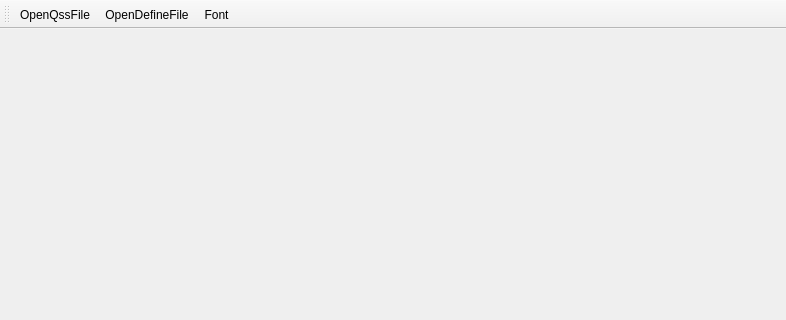
The window that src/mainwindow.ui (chenghongfeng/QssCreator) describes before a commit, drawn with Qt 5; both pictures show x 0 to 786 and y 0 to 320 of the 786 by 645 pixel window.
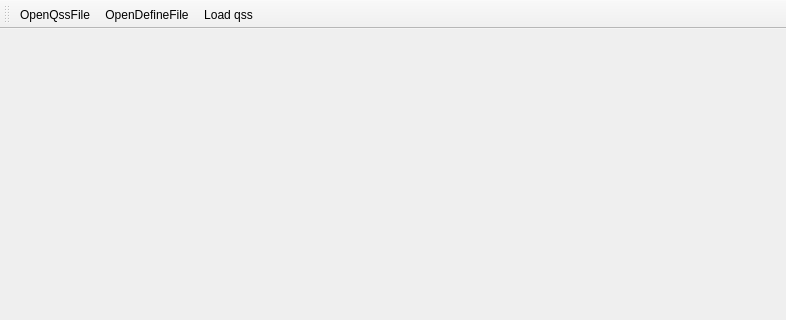
The same window after the commit.

Commit message: 1.界面修改

```diff
--- a/src/mainwindow.ui
+++ b/src/mainwindow.ui
@@ -27,14 +27,14 @@
    </attribute>
    <addaction name="actionOpenQssFile"/>
    <addaction name="actionOpenDefineFile"/>
-   <addaction name="actionset"/>
+   <addaction name="actionSetQss"/>
   </widget>
-  <action name="actionset">
+  <action name="actionSetQss">
    <property name="text">
-    <string>Font</string>
+    <string>Load qss</string>
    </property>
    <property name="toolTip">
-    <string>Set Font</string>
+    <string>Reload Cur Qss</string>
    </property>
   </action>
   <action name="actionOpenQssFile">
```
The commit also changes 4 other files.
